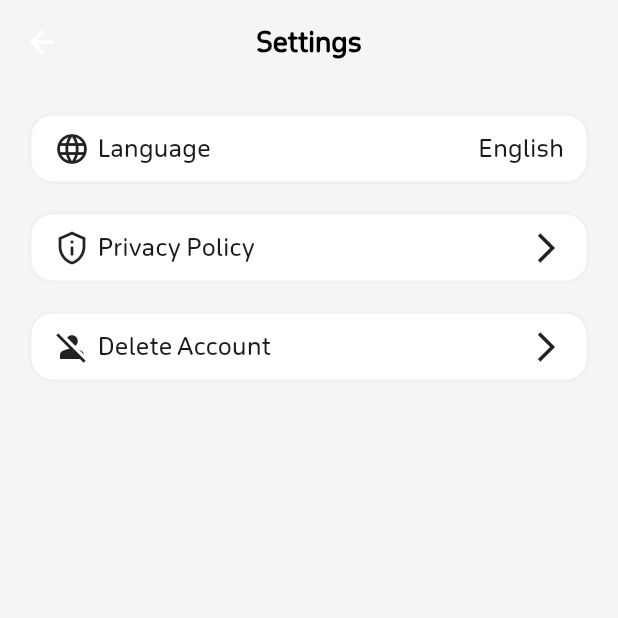
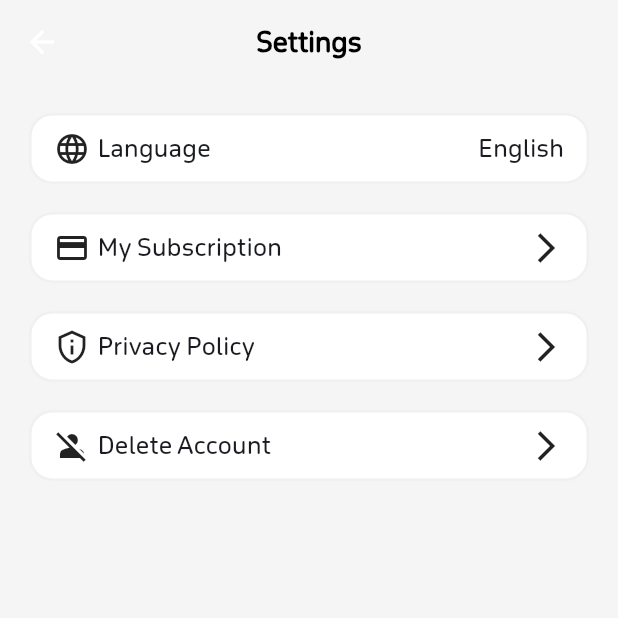
Before and after one commit to AbdoAi2025/app-Teacher, a Flutter app: the SettingsScreen screen opened directly, on a phone screen of 412 x 824 dp, the top half of it. Run offline on Flutter 3.47's test engine with Material 3 defaults, Android fonts, the light colour scheme and no system bars; our stand-ins replace country_code_picker, dio, flutter_native_contact_picker, flutter_svg, form_field_validator, get and 7 more; missing offline and left inert: flutter_alice, talker_dio_logger; accounts and stored records are empty; network calls fail; statements that could not run were skipped.

Commit message:
commit changes for subscription feature
This commit introduces a "My Subscription" feature, allowing users to view and manage their subscription status.

**Key Changes:**

*   **Settings Screen:**
    *   A new "My Subscription" option has been added to the settings menu.
    *   Tapping this option navigates the user to the new subscription screen.
*   **Subscription Screen & Navigation:**
    *   Added `SubscriptionScreen` and configured its route (`/subscription`).
    *   Created `AppNavigator.navigateToSubscription()` for easy navigation.
*   **Dependencies:**
    *   Added the `in_app_purchase: ^3.2.0` package to `pubspec.yaml` to handle in-app billing.
*   **Android Configuration:**
    *   Added `com.android.vending.BILLING` permission to `AndroidManifest.xml`.
    *   Updated app version: `versionCode` to `21` and `versionName` to `3.1`.
*   **Development:**
    *   Switched the app mode to `local` for development purposes.

```diff
--- a/lib/app_mode.dart
+++ b/lib/app_mode.dart
@@ -9,8 +9,8 @@ class AppMode{
   static const int prod = 1;
   static const int local = 2;
 
-  // static const int mode = local;
-  static const int mode = prod;
+  static const int mode = local;
+  // static const int mode = prod;
 
 
   static bool isDev = mode == AppMode.dev;
--- a/lib/navigation/app_navigator.dart
+++ b/lib/navigation/app_navigator.dart
@@ -78,6 +78,10 @@ class AppNavigator {
     Get.toNamed(AppRoutes.studentFullReport , arguments: args);
   }
 
+  static void navigateToSubscription() {
+    Get.toNamed(AppRoutes.subscription);
+  }
+
   static void back() {
     Get.back();
   }
--- a/lib/navigation/app_routes.dart
+++ b/lib/navigation/app_routes.dart
@@ -29,6 +29,9 @@ class AppRoutes {
   static const String studentReports = "/studentReports";
   static const String studentFullReport = "/studentFullReport";
 
+  /*Subscription*/
+  static const String subscription = "/subscription";
+
 
 
 
--- a/lib/navigation/app_routes_screens.dart
+++ b/lib/navigation/app_routes_screens.dart
@@ -15,6 +15,7 @@ import '../screens/group_edit/edit_group_screen.dart';
 import '../screens/student_details/student_details_screen.dart';
 import '../screens/student_edit/edit_student_screen.dart';
 import '../screens/student_reports/students_reports_screen.dart';
+import '../screens/subscription/SubscriptionScreen.dart';
 
 
 const int transitionDuration = 600;
@@ -35,6 +36,7 @@ List<GetPage> appRoutes() => [
   _getPage(AppRoutes.studentReport, StudentReportScreen()),
   _getPage(AppRoutes.studentReports, StudentsReportsScreen()),
   _getPage(AppRoutes.studentFullReport, StudentFullReportScreen()),
+  _getPage(AppRoutes.subscription, SubscriptionScreen()),
 ];
 
 
--- a/lib/presentation/app_message_dialogs.dart
+++ b/lib/presentation/app_message_dialogs.dart
@@ -4,6 +4,7 @@ import 'package:get/get.dart';
 import 'package:teacher_app/utils/LogUtils.dart';
 import 'package:url_launcher/url_launcher.dart';
 
+import '../navigation/app_routes.dart';
 import '../themes/app_colors.dart';
 import '../utils/message_utils.dart';
 import '../utils/open_store_utils.dart';
--- a/lib/screens/settings/settings_screen.dart
+++ b/lib/screens/settings/settings_screen.dart
@@ -13,6 +13,7 @@ import 'package:url_launcher/url_launcher.dart';
 
 import '../../domain/usecases/change_app_locale_use_case.dart';
 import '../../navigation/app_navigator.dart';
+import '../../navigation/app_routes.dart';
 import '../../widgets/app_toolbar_widget.dart';
 
 class SettingsScreen extends StatefulWidget{
@@ -36,6 +37,7 @@ class _SettingsScreenState extends State<SettingsScreen> {
               spacing: 20,
               children: [
                 _language(),
+                _mySubscription(),
                 _privacyPolicy(),
                 _deleteAccount()
               ],
@@ -83,6 +85,10 @@ class _SettingsScreenState extends State<SettingsScreen> {
     hideDialogLoading();
   }
 
+  _mySubscription() {
+    return _cell("My Subscription".tr, Icons.payment, onMySubscriptionClick);
+  }
+
   _privacyPolicy() {
     return  _cell("Privacy Policy".tr , Icons.privacy_tip_outlined ,onPrivacyPolicyClick );
   }
@@ -104,6 +110,11 @@ class _SettingsScreenState extends State<SettingsScreen> {
     } else {
       debugPrint("❌ Could not launch $url");
     }
+  }
+
+  void onMySubscriptionClick() {
+    appLog("Navigate to subscription screen");
+    AppNavigator.navigateToSubscription();
   }
 
   void onDeleteAccount() {
--- a/pubspec.yaml
+++ b/pubspec.yaml
@@ -58,6 +58,7 @@ dependencies:
   permission_handler: ^11.3.1
   synchronized: ^3.0.0
   visibility_detector: ^0.4.0+2
+  in_app_purchase: ^3.2.0
 
 
 
```
Also changed, not shown: pubspec.lock, 3 other files.
